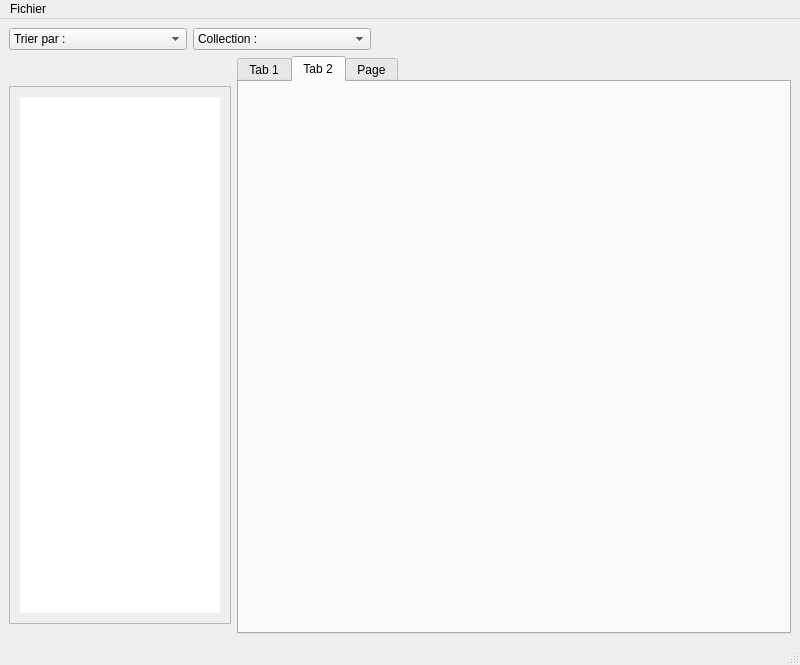
Before: the Qt Designer form MainWindow.ui in p1err00/MGame, drawn with Qt 5.
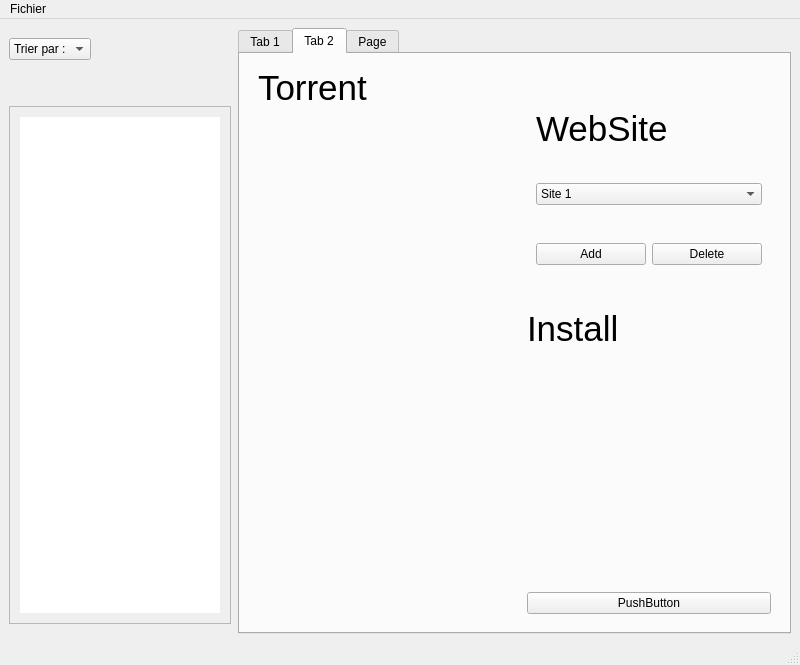
After: the same form once the commit is applied. The open tabs and pages were chosen to show the change.

Commit message: Commit torrent tab

What changed in the file:
```diff
--- a/MainWindow.ui
+++ b/MainWindow.ui
@@ -19,6 +19,13 @@
   <widget class="QWidget" name="centralwidget">
    <layout class="QVBoxLayout" name="verticalLayout_7">
     <item>
+     <layout class="QHBoxLayout" name="horizontalLayout_2">
+      <item>
+       <layout class="QVBoxLayout" name="listGameLayout">
+        <property name="topMargin">
+         <number>10</number>
+        </property>
+        <item>
      <layout class="QHBoxLayout" name="horizontalLayout">
       <item>
        <widget class="QComboBox" name="comboBox">
@@ -50,26 +57,14 @@
         </item>
        </widget>
       </item>
-      <item>
-       <widget class="QComboBox" name="comboBox_2">
-        <item>
-         <property name="text">
-          <string>Collection :</string>
-         </property>
-        </item>
-       </widget>
-      </item>
       <item>
        <spacer name="horizontalSpacer">
         <property name="orientation">
          <enum>Qt::Horizontal</enum>
         </property>
-        <property name="sizeType">
-         <enum>QSizePolicy::Fixed</enum>
-        </property>
         <property name="sizeHint" stdset="0">
          <size>
-          <width>420</width>
+              <width>40</width>
           <height>20</height>
          </size>
         </property>
@@ -77,17 +72,10 @@
       </item>
      </layout>
     </item>
-    <item>
-     <layout class="QHBoxLayout" name="horizontalLayout_2">
-      <item>
-       <layout class="QVBoxLayout" name="listGameLayout">
-        <property name="topMargin">
-         <number>10</number>
-        </property>
         <item>
          <widget class="QLabel" name="lNumbergame">
           <property name="styleSheet">
-           <string notr="true"/>
+           <string notr="true">margin-top:20px;</string>
           </property>
           <property name="text">
            <string/>
@@ -649,7 +637,105 @@
          </attribute>
          <layout class="QHBoxLayout" name="horizontalLayout_6">
           <item>
-           <layout class="QVBoxLayout" name="verticalLayout_6"/>
+           <widget class="QWidget" name="w_torrent" native="true">
+            <layout class="QVBoxLayout" name="verticalLayout_6">
+             <item>
+              <widget class="QLabel" name="label_4">
+               <property name="styleSheet">
+                <string notr="true">max-height: 32px;
+font:26pt;</string>
+               </property>
+               <property name="text">
+                <string>Torrent</string>
+               </property>
+              </widget>
+             </item>
+             <item>
+              <widget class="QWidget" name="widget_8" native="true"/>
+             </item>
+            </layout>
+           </widget>
+          </item>
+          <item>
+           <widget class="QWidget" name="w_list_install" native="true">
+            <layout class="QVBoxLayout" name="verticalLayout_2">
+             <item>
+              <widget class="QWidget" name="widget_9" native="true">
+               <layout class="QVBoxLayout" name="verticalLayout_12">
+                <item>
+                 <widget class="QLabel" name="label_13">
+                  <property name="styleSheet">
+                   <string notr="true">max-height: 32px;
+font:26pt;</string>
+                  </property>
+                  <property name="text">
+                   <string>WebSite</string>
+                  </property>
+                 </widget>
+                </item>
+                <item>
+                 <widget class="QComboBox" name="comboBox_2">
+                  <item>
+                   <property name="text">
+                    <string>Site 1</string>
+                   </property>
+                  </item>
+                  <item>
+                   <property name="text">
+                    <string>Site 2</string>
+                   </property>
+                  </item>
+                  <item>
+                   <property name="text">
+                    <string>Site 3</string>
+                   </property>
+                  </item>
+                 </widget>
+                </item>
+                <item>
+                 <layout class="QHBoxLayout" name="horizontalLayout_3">
+                  <item>
+                   <widget class="QPushButton" name="pushButton_3">
+                    <property name="text">
+                     <string>Add</string>
+                    </property>
+                   </widget>
+                  </item>
+                  <item>
+                   <widget class="QPushButton" name="pushButton_2">
+                    <property name="text">
+                     <string>Delete</string>
+                    </property>
+                   </widget>
+                  </item>
+                 </layout>
+                </item>
+               </layout>
+              </widget>
+             </item>
+             <item>
+              <widget class="QLabel" name="label_3">
+               <property name="styleSheet">
+                <string notr="true">max-height: 32px;
+font:26pt;</string>
+               </property>
+               <property name="text">
+                <string>Install</string>
+               </property>
+              </widget>
+             </item>
+             <item>
+              <widget class="QWidget" name="widget_2" native="true"/>
+             </item>
+             <item>
+              <widget class="QPushButton" name="pushButton">
+               <property name="text">
+                <string>PushButton</string>
+               </property>
+              </widget>
+             </item>
+            </layout>
+           </widget>
           </item>
          </layout>
         </widget>
```
Lines whose indentation alone changed are shown as unchanged. The commit also changes 3 other files.
